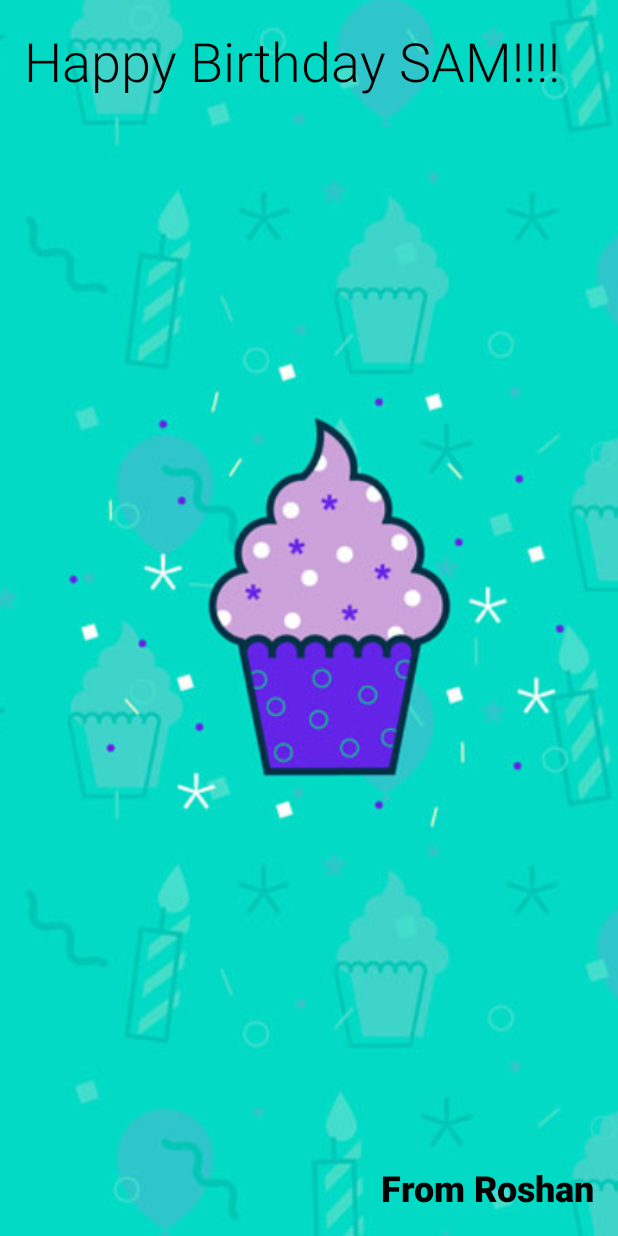
After one commit to roshandanraj123/Androidapp, an Android app: the layout birthday_screen.xml on its own in the app's theme, with its tools: preview values and no code run, on a phone screen of 412 x 824 dp. The commit adds this screen. Run offline under Robolectric (Android 15) with nearby library versions, the phone set to English and light mode, and no system bars.

Commit message:
birthday_screen.xml

```diff
--- /dev/null
+++ b/app/src/main/res/layout/birthday_screen.xml
@@ -0,0 +1,48 @@
+<?xml version="1.0" encoding="utf-8"?>
+<androidx.constraintlayout.widget.ConstraintLayout xmlns:android="http://schemas.android.com/apk/res/android"
+    xmlns:app="http://schemas.android.com/apk/res-auto"
+    xmlns:tools="http://schemas.android.com/tools"
+    android:layout_width="match_parent"
+    android:layout_height="match_parent">
+
+    <ImageView
+        android:id="@+id/imageView2"
+        android:layout_width="0dp"
+        android:layout_height="0dp"
+        android:contentDescription="@string/todo"
+        android:importantForAccessibility="no"
+        android:scaleType="centerCrop"
+        app:layout_constraintBottom_toBottomOf="parent"
+        app:layout_constraintEnd_toEndOf="parent"
+        app:layout_constraintStart_toStartOf="parent"
+        app:layout_constraintTop_toTopOf="parent"
+        app:srcCompat="@drawable/androidparty" />
+
+    <TextView
+        android:id="@+id/textView4"
+        android:layout_width="wrap_content"
+        android:layout_height="wrap_content"
+        android:layout_marginEnd="16dp"
+        android:layout_marginBottom="16dp"
+        android:fontFamily="sans-serif-black"
+        android:text="@string/from_roshan"
+        android:textColor="@color/black"
+        android:textSize="24sp"
+        app:layout_constraintBottom_toBottomOf="parent"
+        app:layout_constraintEnd_toEndOf="parent" />
+
+    <TextView
+        android:id="@+id/textView6"
+        android:layout_width="wrap_content"
+        android:layout_height="wrap_content"
+        android:layout_marginStart="16dp"
+        android:layout_marginTop="16dp"
+        android:fontFamily="sans-serif-light"
+        android:text="@string/happy_birthday_sam"
+        android:textColor="@color/black"
+        android:textSize="36sp"
+        app:layout_constraintStart_toStartOf="parent"
+        app:layout_constraintTop_toTopOf="parent" />
+
+
+</androidx.constraintlayout.widget.ConstraintLayout>
--- a/app/src/main/res/values/strings.xml
+++ b/app/src/main/res/values/strings.xml
@@ -1,3 +1,6 @@
 <resources>
     <string name="app_name">My Application</string>
+    <string name="happy_birthday_sam">Happy Birthday SAM!!!!</string>
+    <string name="from_roshan">From Roshan</string>
+    <string name="todo">TODO</string>
 </resources>
```
Also changed, not shown: app/src/main/res/drawable/androidparty.jpg (added).
